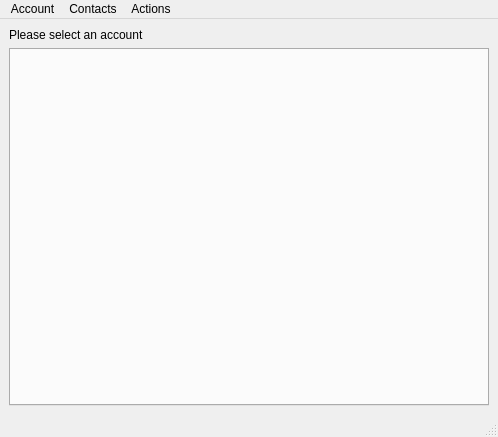
Qt form res/ui/mainwindow.ui (duniter/sakia) before a commit.
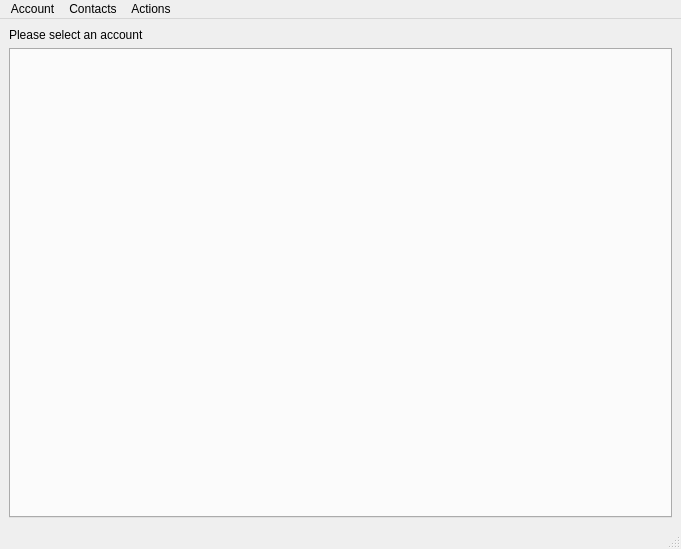
The same form after that commit.

Commit message: Added icons & detection of validated transactions in the blockchain Removed old files

```diff
--- a/res/ui/mainwindow.ui
+++ b/res/ui/mainwindow.ui
@@ -6,8 +6,8 @@
    <rect>
     <x>0</x>
     <y>0</y>
-    <width>498</width>
-    <height>437</height>
+    <width>681</width>
+    <height>549</height>
    </rect>
   </property>
   <property name="windowTitle">
@@ -23,7 +23,14 @@
      </widget>
     </item>
     <item>
-     <widget class="QTabWidget" name="currencies_tabwidget"/>
+     <widget class="QTabWidget" name="currencies_tabwidget">
+      <property name="iconSize">
+       <size>
+        <width>24</width>
+        <height>24</height>
+       </size>
+      </property>
+     </widget>
     </item>
    </layout>
   </widget>
@@ -32,7 +39,7 @@
     <rect>
      <x>0</x>
      <y>0</y>
-     <width>498</width>
+     <width>681</width>
      <height>20</height>
     </rect>
    </property>
```
Left out of the diff: 6 changed lines with no effect on the pictures. The commit also changes 18 other files.
